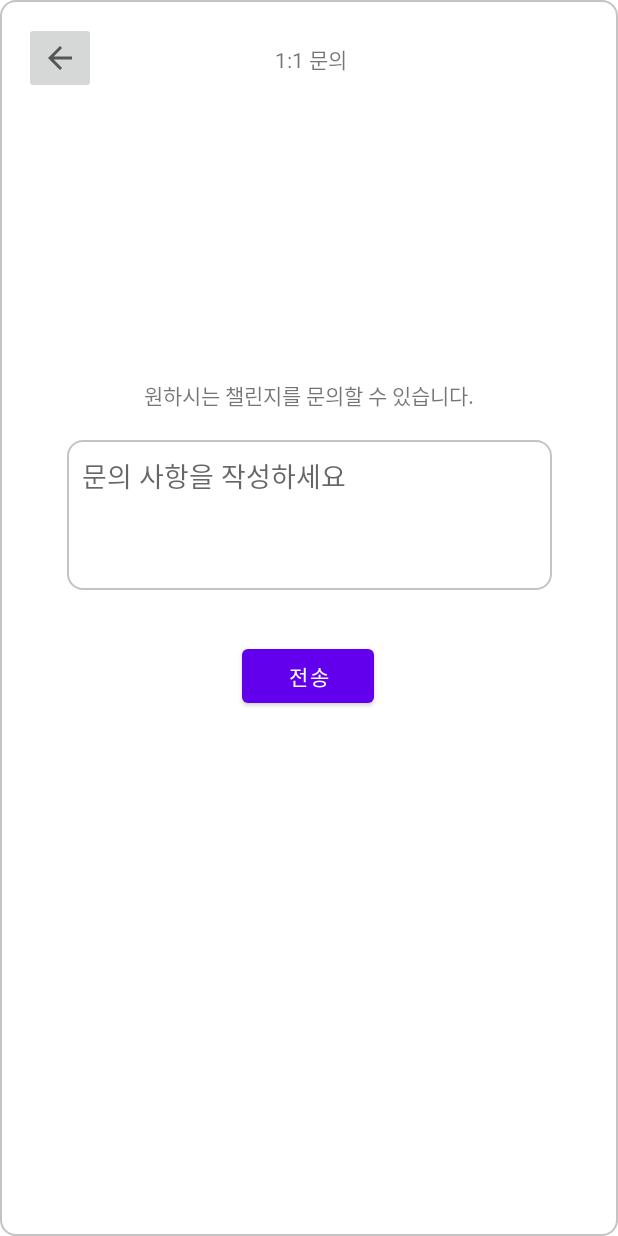
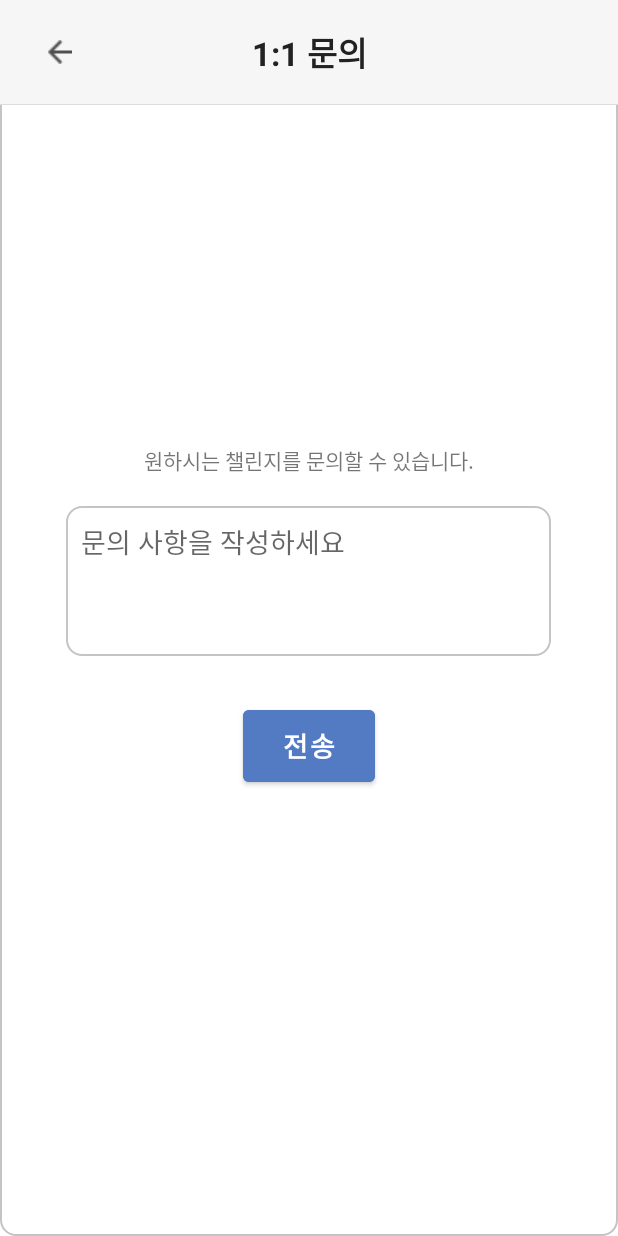
Before and after one commit to nohorang-horangteam/SuryongFootprint-Android, an Android app: the QuestionActivity screen opened directly, with no data from a screen before it, on a phone screen of 412 x 824 dp. Run offline under Robolectric (Android 15) with nearby library versions, the phone set to English and light mode, and no system bars.

Commit message:
[FEAT] 1:1문의 레이아웃 및 버튼 구현

```diff
--- a/app/src/main/java/kr/co/nohorang/suryongfootprint/QuestionActivity.kt
+++ b/app/src/main/java/kr/co/nohorang/suryongfootprint/QuestionActivity.kt
@@ -1,11 +1,33 @@
 package kr.co.nohorang.suryongfootprint
 
+import android.content.Context
 import androidx.appcompat.app.AppCompatActivity
 import android.os.Bundle
+import android.view.inputmethod.InputMethodManager
+import android.widget.EditText
+import kr.co.nohorang.suryongfootprint.databinding.ActivityPostBinding
+import kr.co.nohorang.suryongfootprint.databinding.ActivityQuestionBinding
 
 class QuestionActivity : AppCompatActivity() {
+    val binding by lazy { ActivityQuestionBinding.inflate(layoutInflater) }
     override fun onCreate(savedInstanceState: Bundle?) {
         super.onCreate(savedInstanceState)
-        setContentView(R.layout.activity_question)
+        setContentView(binding.root)
+
+        // 툴바 뒤로가기 버튼 - 액티비티 종료
+        binding.backBtn.setOnClickListener {
+            finish()
+        }
+
+        // EditText 입력 중 외부 터치 시 키보드 내리기
+        binding.layout.setOnClickListener {
+            hideKeyboard(binding.questionEdit)
+        }
+    }
+
+    // 키보드 비활성화 함수
+    fun hideKeyboard(editText: EditText) {
+        val imm = getSystemService(Context.INPUT_METHOD_SERVICE) as InputMethodManager
+        imm.hideSoftInputFromWindow(editText.windowToken, 0)
     }
 }
--- a/app/src/main/res/layout/activity_question.xml
+++ b/app/src/main/res/layout/activity_question.xml
@@ -2,72 +2,89 @@
 <androidx.constraintlayout.widget.ConstraintLayout xmlns:android="http://schemas.android.com/apk/res/android"
     xmlns:app="http://schemas.android.com/apk/res-auto"
     xmlns:tools="http://schemas.android.com/tools"
+    android:id="@+id/layout"
     android:layout_width="match_parent"
     android:layout_height="match_parent"
     android:background="@drawable/border"
     tools:context=".QuestionActivity">
 
-    <TextView
-        android:id="@+id/textView28"
+    <androidx.appcompat.widget.Toolbar
+        android:id="@+id/toolbar"
+        android:layout_width="0dp"
+        android:layout_height="70dp"
+        android:background="@drawable/toolbar_edge"
+        android:minHeight="?attr/actionBarSize"
+        android:theme="@style/ThemeOverlay.AppCompat.Dark.ActionBar"
+        app:layout_constraintEnd_toEndOf="parent"
+        app:layout_constraintStart_toStartOf="parent"
+        app:layout_constraintTop_toTopOf="parent">
+
+        <ImageButton
+            android:id="@+id/backBtn"
             android:layout_width="wrap_content"
             android:layout_height="wrap_content"
-        android:text="1:1 문의"
-        app:layout_constraintBottom_toBottomOf="parent"
-        app:layout_constraintEnd_toEndOf="parent"
-        app:layout_constraintHorizontal_bias="0.398"
-        app:layout_constraintStart_toEndOf="@+id/imageButton3"
-        app:layout_constraintTop_toTopOf="parent"
-        app:layout_constraintVertical_bias="0.036" />
-
-    <ImageButton
-        android:id="@+id/imageButton3"
-        android:layout_width="wrap_content"
-        android:layout_height="48dp"
-        android:contentDescription="back"
-        app:layout_constraintBottom_toBottomOf="parent"
-        app:layout_constraintEnd_toEndOf="parent"
-        app:layout_constraintHorizontal_bias="0.044"
-        app:layout_constraintStart_toStartOf="parent"
-        app:layout_constraintTop_toTopOf="parent"
-        app:layout_constraintVertical_bias="0.019"
-        app:srcCompat="?attr/actionModeCloseDrawable" />
+            android:layout_gravity="center_vertical"
+            android:background="#00FFFFFF"
+            android:minWidth="48dp"
+            android:minHeight="48dp"
+            app:srcCompat="@drawable/back_icon"
+            tools:ignore="SpeakableTextPresentCheck"
+            tools:layout_editor_absoluteX="16dp"
+            tools:layout_editor_absoluteY="18dp" />
 
         <TextView
-        android:id="@+id/textView29"
+            android:id="@+id/toolbarTitle"
             android:layout_width="wrap_content"
             android:layout_height="wrap_content"
-        android:text="원하시는 챌린지를 문의할 수 있습니다."
+            android:layout_gravity="center"
+            android:gravity="center"
+            android:text="1:1 문의"
+            android:textColor="#222222"
+            android:textSize="22sp"
+            android:textStyle="bold"
+            tools:layout_editor_absoluteX="177dp"
+            tools:layout_editor_absoluteY="20dp" />
+    </androidx.appcompat.widget.Toolbar>
+
+    <LinearLayout
+        android:id="@+id/linear"
+        android:layout_width="0dp"
+        android:layout_height="0dp"
+        android:gravity="center"
+        android:orientation="vertical"
         app:layout_constraintBottom_toBottomOf="parent"
         app:layout_constraintEnd_toEndOf="parent"
         app:layout_constraintStart_toStartOf="parent"
-        app:layout_constraintTop_toBottomOf="@+id/textView28"
-        app:layout_constraintVertical_bias="0.269" />
+        app:layout_constraintTop_toBottomOf="@+id/toolbar">
+
+        <TextView
+            android:id="@+id/noticeText"
+            android:layout_width="wrap_content"
+            android:layout_height="wrap_content"
+            android:layout_marginBottom="20dp"
+            android:text="원하시는 챌린지를 문의할 수 있습니다." />
 
         <EditText
-        android:id="@+id/editTextTextPersonName10"
+            android:id="@+id/questionEdit"
             android:layout_width="323dp"
             android:layout_height="100dp"
+            android:layout_marginBottom="30dp"
             android:background="@drawable/border"
             android:ems="10"
             android:gravity="top"
             android:hint="문의 사항을 작성하세요"
             android:inputType="none"
-        android:padding="10dp"
-        app:layout_constraintBottom_toBottomOf="parent"
-        app:layout_constraintEnd_toEndOf="parent"
-        app:layout_constraintStart_toStartOf="parent"
-        app:layout_constraintTop_toBottomOf="@+id/textView29"
-        app:layout_constraintVertical_bias="0.043" />
+            android:padding="10dp" />
 
         <Button
-        android:id="@+id/button11"
+            android:id="@+id/sendBtn"
             android:layout_width="wrap_content"
-        android:layout_height="wrap_content"
+            android:layout_height="60dp"
+            android:layout_marginBottom="70dp"
+            android:backgroundTint="@color/main_blue"
             android:text="전송"
-        app:layout_constraintBottom_toBottomOf="parent"
-        app:layout_constraintEnd_toEndOf="parent"
-        app:layout_constraintHorizontal_bias="0.498"
-        app:layout_constraintStart_toStartOf="parent"
-        app:layout_constraintTop_toBottomOf="@+id/editTextTextPersonName10"
-        app:layout_constraintVertical_bias="0.087" />
+            android:textSize="18sp"
+            android:textStyle="bold" />
+    </LinearLayout>
+
 </androidx.constraintlayout.widget.ConstraintLayout>
```
Lines whose indentation alone changed are shown as unchanged.
